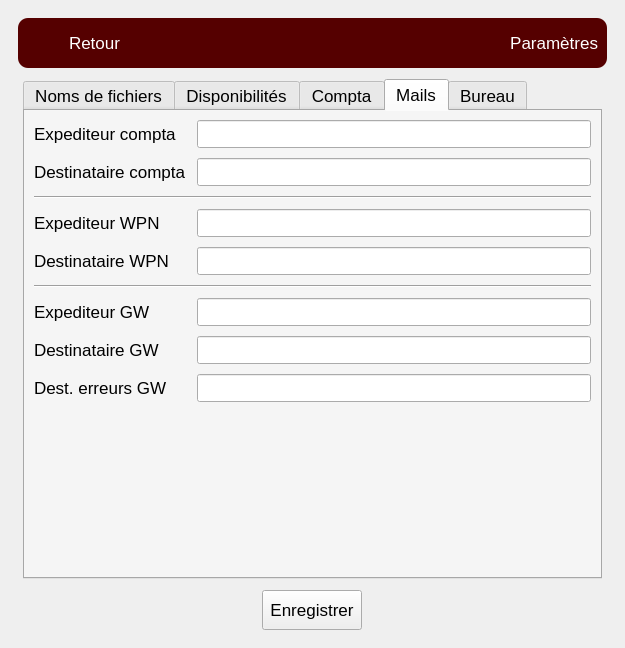
Qt form view/UI/main.ui (gaellerem/Application_7R) before a commit.
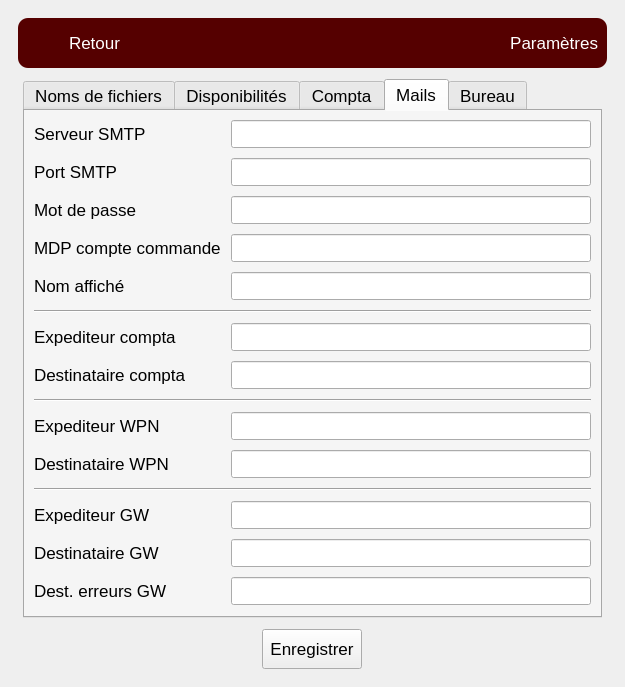
The same form after that commit. The open tabs and pages were chosen to show the change. Icons and pictures are not drawn.

The edit to the form file:
```diff
--- a/view/UI/main.ui
+++ b/view/UI/main.ui
@@ -1164,89 +1164,160 @@
                 <number>10</number>
                </property>
                <item row="0" column="0">
+                <widget class="QLabel" name="label_39">
+                 <property name="text">
+                  <string>Serveur SMTP</string>
+                 </property>
+                </widget>
+               </item>
+               <item row="0" column="1">
+                <widget class="QLineEdit" name="smtpServer"/>
+               </item>
+               <item row="1" column="0">
+                <widget class="QLabel" name="label_40">
+                 <property name="text">
+                  <string>Port SMTP</string>
+                 </property>
+                </widget>
+               </item>
+               <item row="1" column="1">
+                <widget class="QLineEdit" name="smtpPort"/>
+               </item>
+               <item row="2" column="0">
+                <widget class="QLabel" name="label_41">
+                 <property name="text">
+                  <string>Mot de passe</string>
+                 </property>
+                </widget>
+               </item>
+               <item row="2" column="1">
+                <widget class="QLineEdit" name="password">
+                 <property name="echoMode">
+                  <enum>QLineEdit::Password</enum>
+                 </property>
+                </widget>
+               </item>
+               <item row="4" column="0">
+                <widget class="QLabel" name="label_42">
+                 <property name="text">
+                  <string>Nom affiché</string>
+                 </property>
+                </widget>
+               </item>
+               <item row="4" column="1">
+                <widget class="QLineEdit" name="displayName"/>
+               </item>
+               <item row="6" column="0">
                 <widget class="QLabel" name="label_36">
                  <property name="text">
                   <string>Expediteur compta</string>
                  </property>
                 </widget>
                </item>
-               <item row="0" column="1">
+               <item row="6" column="1">
                 <widget class="QLineEdit" name="compta_from"/>
                </item>
-               <item row="1" column="0">
+               <item row="7" column="0">
                 <widget class="QLabel" name="label_32">
                  <property name="text">
                   <string>Destinataire compta</string>
                  </property>
                 </widget>
                </item>
-               <item row="1" column="1">
+               <item row="7" column="1">
                 <widget class="QLineEdit" name="compta_to"/>
                </item>
-               <item row="3" column="0">
+               <item row="8" column="0" colspan="2">
+                <widget class="Line" name="line">
+                 <property name="orientation">
+                  <enum>Qt::Horizontal</enum>
+                 </property>
+                </widget>
+               </item>
+               <item row="9" column="0">
                 <widget class="QLabel" name="label_34">
                  <property name="text">
                   <string>Expediteur WPN</string>
                  </property>
                 </widget>
                </item>
-               <item row="3" column="1">
+               <item row="9" column="1">
                 <widget class="QLineEdit" name="wpn_from"/>
                </item>
-               <item row="4" column="0">
+               <item row="10" column="0">
                 <widget class="QLabel" name="label_33">
                  <property name="text">
                   <string>Destinataire WPN</string>
                  </property>
                 </widget>
                </item>
-               <item row="4" column="1">
+               <item row="10" column="1">
                 <widget class="QLineEdit" name="wpn_to"/>
                </item>
-               <item row="6" column="0">
+               <item row="11" column="0" colspan="2">
+                <widget class="Line" name="line_2">
+                 <property name="orientation">
+                  <enum>Qt::Horizontal</enum>
+                 </property>
+                </widget>
+               </item>
+               <item row="12" column="0">
                 <widget class="QLabel" name="label_35">
                  <property name="text">
                   <string>Expediteur GW</string>
                  </property>
                 </widget>
                </item>
-               <item row="6" column="1">
+               <item row="12" column="1">
                 <widget class="QLineEdit" name="gw_from"/>
                </item>
-               <item row="7" column="0">
+               <item row="13" column="0">
                 <widget class="QLabel" name="label_37">
                  <property name="text">
                   <string>Destinataire GW</string>
                  </property>
                 </widget>
                </item>
-               <item row="7" column="1">
+               <item row="13" column="1">
                 <widget class="QLineEdit" name="gw_to"/>
                </item>
-               <item row="8" column="0">
+               <item row="14" column="0">
                 <widget class="QLabel" name="label_38">
                  <property name="text">
                   <string>Dest. erreurs GW</string>
                  </property>
                 </widget>
                </item>
-               <item row="8" column="1">
+               <item row="14" column="1">
                 <widget class="QLineEdit" name="gw_errors_to"/>
                </item>
-               <item row="2" column="0" colspan="2">
-                <widget class="Line" name="line">
-                 <property name="orientation">
-                  <enum>Qt::Horizontal</enum>
-                 </property>
-                </widget>
-               </item>
                <item row="5" column="0" colspan="2">
-                <widget class="Line" name="line_2">
+                <widget class="Line" name="line_3">
                  <property name="orientation">
                   <enum>Qt::Horizontal</enum>
                  </property>
                 </widget>
                </item>
+               <item row="3" column="0">
+                <widget class="QLabel" name="label_43">
+                 <property name="font">
+                  <font>
+                   <family>Arial</family>
+                   <pointsize>-1</pointsize>
+                  </font>
+                 </property>
+                 <property name="text">
+                  <string>MDP compte commande</string>
+                 </property>
+                </widget>
+               </item>
+               <item row="3" column="1">
+                <widget class="QLineEdit" name="password_frn">
+                 <property name="echoMode">
+                  <enum>QLineEdit::Password</enum>
+                 </property>
+                </widget>
+               </item>
               </layout>
              </widget>
              <widget class="QWidget" name="desktop">
```
